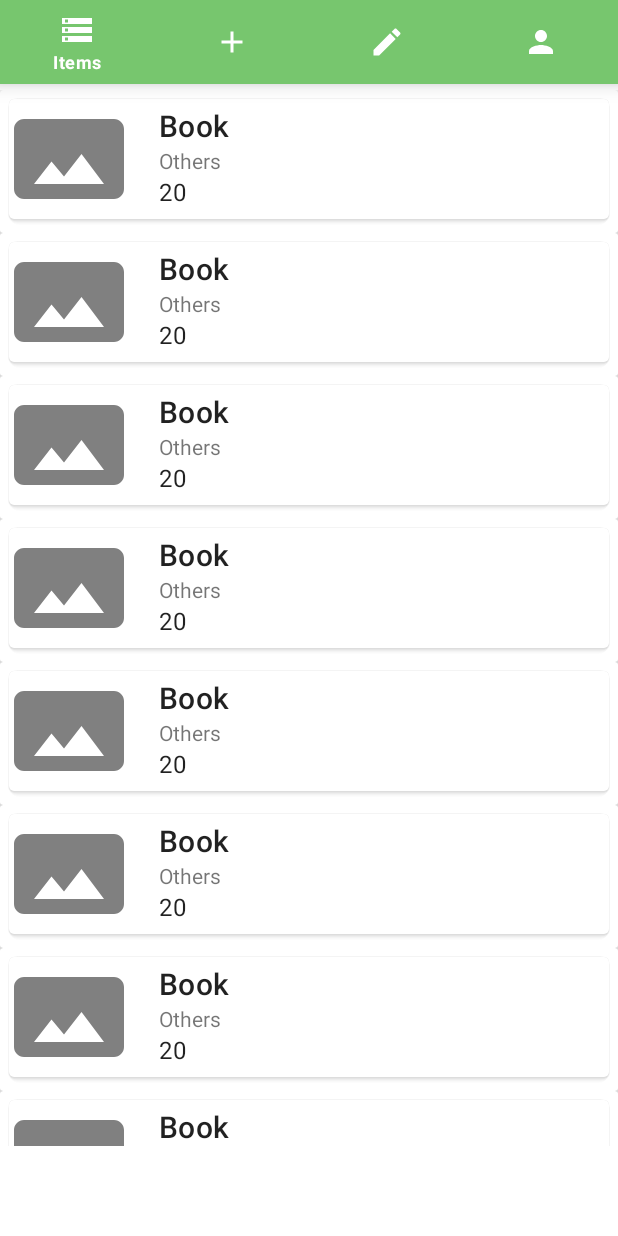
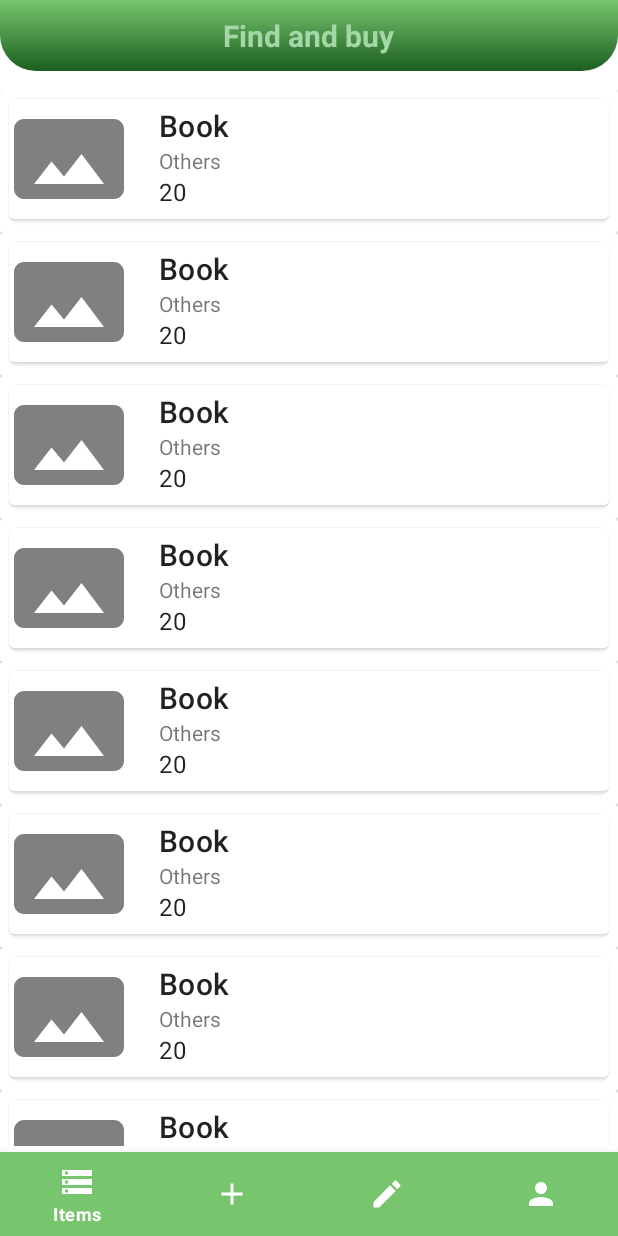
Before and after one commit to trminhnam/cs426-mobile-development-ecomerce, an Android app: the SellerMainActivity screen opened directly, with no data from a screen before it, on a phone screen of 412 x 824 dp. Run offline under Robolectric (Android 15) with nearby library versions, the phone set to English and light mode, and no system bars; our stand-ins replace Picasso.

Commit message:
UPDATE user main sreen UI and backend

```diff
--- a/app/src/main/java/com/example/findandbuy/seller/SellerAddItem.java
+++ b/app/src/main/java/com/example/findandbuy/seller/SellerAddItem.java
@@ -171,6 +171,7 @@ public class SellerAddItem extends AppCompatActivity {
     }
 
     private void addItem() {
+        progressDialog.show();
 
         String timestamp = "" + System.currentTimeMillis();
         Log.d("ADD_ITEM", "timestamp = " + timestamp.toString() );
--- a/app/src/main/java/com/example/findandbuy/seller/SellerMainActivity.java
+++ b/app/src/main/java/com/example/findandbuy/seller/SellerMainActivity.java
@@ -5,9 +5,12 @@ import androidx.appcompat.app.AppCompatActivity;
 import androidx.coordinatorlayout.widget.CoordinatorLayout;
 import androidx.fragment.app.Fragment;
 
+import android.content.Intent;
 import android.os.Bundle;
 import android.util.Log;
 import android.view.MenuItem;
+import android.view.View;
+import android.widget.ImageButton;
 
 import com.example.findandbuy.R;
 import com.example.findandbuy.fragment.SellerItemListFragment;
@@ -63,6 +66,7 @@ public class SellerMainActivity extends AppCompatActivity {
 //                                    .add(R.id.seller_frame_container, UserGameFragment.class, null)
 //                                    .commit();
 //                        }
+                        startActivity(new Intent(SellerMainActivity.this, SellerAddItem.class));
                         return true;
                     case R.id.navigation_modify_items:
                         Log.d("card", "onNavigationItemSelected: Im card");
--- a/app/src/main/res/layout/activity_seller_main.xml
+++ b/app/src/main/res/layout/activity_seller_main.xml
@@ -6,6 +6,11 @@
     android:layout_width="match_parent"
     android:layout_height="match_parent"
     tools:context=".user.UserMainActivity">
+
+
+<!--    <androidx.constraintlayout.widget.ConstraintLayout-->
+<!--        android:layout_width="match_parent"-->
+<!--        android:layout_height="match_parent">-->
 
         <include layout="@layout/toolbar" />
 
@@ -27,8 +32,17 @@
             android:background="?android:windowBackground"
             android:foreground="?android:selectableItemBackground"
             app:itemBackground="@color/bgBottomNavigation"
-        app:itemIconTint="@color/white"        app:itemTextColor="@color/white"
-        app:menu="@menu/seller_navigation" />
+            app:itemIconTint="@color/white"
+            app:itemTextColor="@color/white"
+            app:menu="@menu/seller_navigation"
+            android:layout_gravity="bottom"/>
+
+
+
+    <!--    </androidx.constraintlayout.widget.ConstraintLayout>-->
+
+
+
 
 </androidx.coordinatorlayout.widget.CoordinatorLayout>
 
```
Also changed, not shown: app/src/main/java/com/example/findandbuy/seller/RegisterSellerActivity.java (+29 -3 lines), 1 other file. Lines whose indentation alone changed are shown as unchanged.
